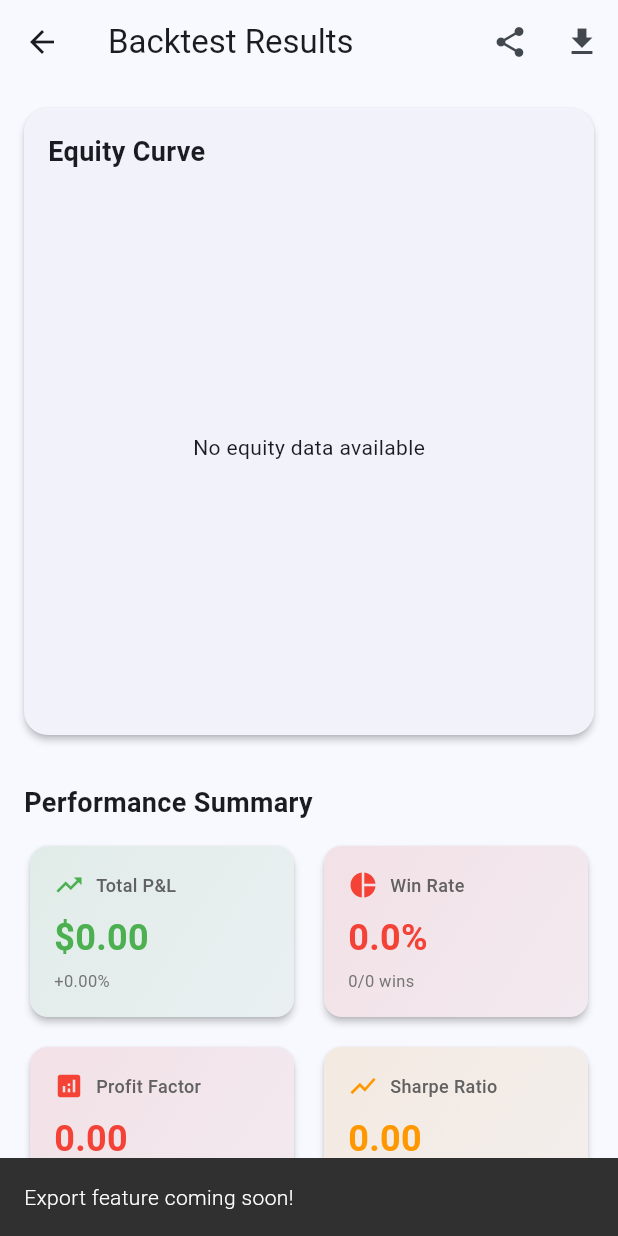
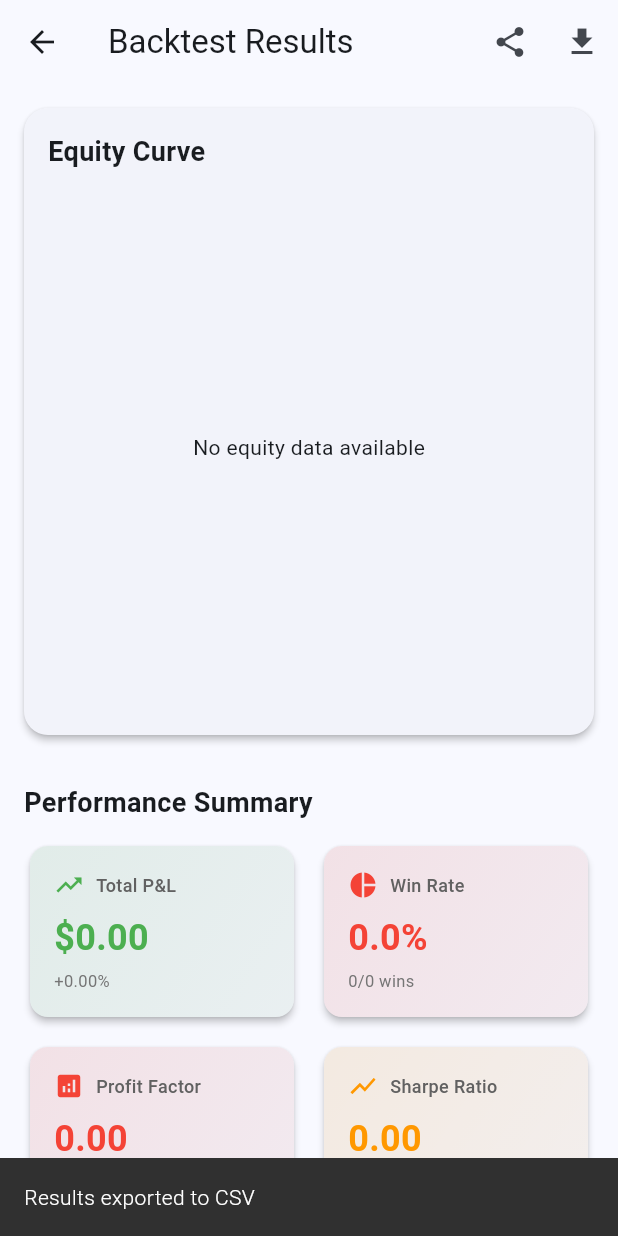
Before and after one commit to jjaenal/backtest-x, a Flutter app: the BacktestResultView screen opened directly with empty values, after a tap on the "download" icon, on a phone screen of 412 x 824 dp. Run offline on Flutter 3.47's test engine with Material 3 defaults, Android fonts, the phone set to English and light mode, and no system bars; our stand-ins replace csv, file_picker, fl_chart, font_awesome_flutter, freezed_annotation, logger and 5 more; missing offline and left inert: universal_html; accounts and stored records are empty.

Commit message:
implement quick backtest

```diff
--- a/lib/ui/views/backtest_result/backtest_result_viewmodel.dart
+++ b/lib/ui/views/backtest_result/backtest_result_viewmodel.dart
@@ -1,185 +1,16 @@
-// import 'package:backtestx/app/app.locator.dart';
-// import 'package:backtestx/helpers/backtest_helper.dart';
-// import 'package:backtestx/models/trade.dart';
-// import 'package:backtestx/models/strategy.dart';
-// import 'package:backtestx/services/storage_service.dart';
-// import 'package:flutter/material.dart';
-// import 'package:stacked/stacked.dart';
-// import 'package:stacked_services/stacked_services.dart';
-
-// enum TradeFilter { all, wins, losses }
-
-// class BacktestResultViewModel extends BaseViewModel {
-//   final _storageService = locator<StorageService>();
-//   final _snackbarService = locator<SnackbarService>();
-
-//   final String? resultId;
-
-//   BacktestResultViewModel(this.resultId);
-
-//   BacktestResult? result;
-//   Strategy? strategy;
-//   bool showDrawdown = false;
-//   TradeFilter tradeFilter = TradeFilter.all;
-
-//   String get strategyName => strategy?.name ?? 'Unknown Strategy';
-
-//   List<Trade> get filteredTrades {
-//     if (result == null) return [];
-
-//     switch (tradeFilter) {
-//       case TradeFilter.all:
-//         return result!.trades;
-//       case TradeFilter.wins:
-//         return result!.trades.where((t) => (t.pnl ?? 0) > 0).toList();
-//       case TradeFilter.losses:
-//         return result!.trades.where((t) => (t.pnl ?? 0) < 0).toList();
-//     }
-//   }
-
-//   Future<void> initialize() async {
-//     setBusy(true);
-
-//     if (resultId != null) {
-//       await _loadResult(resultId!);
-//     } else {
-//       // Load most recent result
-//       await _loadMostRecentResult();
-//     }
-
-//     setBusy(false);
-//   }
-
-//   Future<void> _loadResult(String id) async {
-//     try {
-//       debugPrint('\n📊 Loading result: $id');
-
-//       // Try to get from cache first (has full data)
-//       result = ResultCache.get(id);
-
-//       if (result != null) {
-//         debugPrint('✅ Loaded from cache (full data)');
-//         debugPrint('   Trades: ${result!.trades.length}');
-//         debugPrint('   Equity points: ${result!.equityCurve.length}');
-//       } else {
-//         debugPrint('⚠️  Not in cache, loading from database (summary only)');
-//         // Load from database (summary only, no trades/equity)
-//         result = await _storageService.getBacktestResult(id);
-
-//         if (result != null) {
-//           debugPrint('✅ Loaded from database');
-//           debugPrint('   Note: Trades and equity curve not available from DB');
-//           debugPrint('   To see full details, re-run the backtest');
-//         }
-//       }
-
-//       if (result != null) {
-//         strategy = await _storageService.getStrategy(result!.strategyId);
-//       }
-
-//       notifyListeners();
-//     } catch (e) {
-//       debugPrint('Error loading result: $e');
-//       _snackbarService.showSnackbar(
-//         message: 'Failed to load result',
-//         duration: const Duration(seconds: 3),
-//       );
-//     }
-//   }
-
-//   Future<void> _loadMostRecentResult() async {
-//     try {
-//       debugPrint('\n📊 Loading most recent result...');
-
-//       final strategies = await _storageService.getAllStrategies();
-
-//       if (strategies.isEmpty) {
-//         debugPrint('⚠️  No strategies found');
-//         return;
-//       }
-
-//       // Get most recent strategy's most recent result
-//       for (final strat in strategies) {
-//         final results =
-//             await _storageService.getBacktestResultsByStrategy(strat.id);
-//         if (results.isNotEmpty) {
-//           final latestResult = results.first;
-
-//           // Try cache first
-//           result = ResultCache.get(latestResult.id);
-
-//           if (result == null) {
-//             debugPrint('⚠️  Latest result not in cache, using summary only');
-//             result = latestResult;
-//           } else {
-//             debugPrint('✅ Found latest result in cache');
-//           }
-
-//           strategy = strat;
-//           notifyListeners();
-//           return;
-//         }
-//       }
-
-//       debugPrint('⚠️  No results found');
-//     } catch (e) {
-//       debugPrint('Error loading recent result: $e');
-//     }
-//   }
-
-//   void toggleDrawdown() {
-//     showDrawdown = !showDrawdown;
-//     notifyListeners();
-//   }
-
-//   void setTradeFilter(TradeFilter filter) {
-//     tradeFilter = filter;
-//     notifyListeners();
-//   }
-
-//   Future<void> shareResults() async {
-//     if (result == null) return;
-
-//     final summary = result!.summary;
-//     final text = '''
-// 📊 Backtest Results - $strategyName
-
-// 💰 Total PnL: \${summary.totalPnl.toStringAsFixed(2)} (${summary.totalPnlPercentage.toStringAsFixed(2)}%)
-// 📈 Win Rate: ${summary.winRate.toStringAsFixed(1)}% (${summary.winningTrades}/${summary.totalTrades})
-// 📉 Profit Factor: ${summary.profitFactor.toStringAsFixed(2)}
-// ⚠️  Max Drawdown: ${summary.maxDrawdownPercentage.toStringAsFixed(1)}%
-
-// Generated by Backtest Pro
-//     ''';
-//     _snackbarService.showSnackbar(
-//       message: 'Share functionality coming soon!',
-//       duration: const Duration(seconds: 2),
-//     );
-
-//     debugPrint(text);
-//   }
-
-//   Future<void> exportResults() async {
-//     if (result == null) return;
-
-//     try {
-//       _snackbarService.showSnackbar(
-//         message: 'Export functionality coming soon!',
-//         duration: const Duration(seconds: 2),
-//       );
-//     } catch (e) {
-//       _snackbarService.showSnackbar(
-//         message: 'Export failed: $e',
-//         duration: const Duration(seconds: 3),
-//       );
-//     }
-//   }
-// }
-
 import 'package:backtestx/models/trade.dart';
+import 'package:flutter/material.dart';
+import 'package:flutter/services.dart';
+import 'package:flutter/foundation.dart' show kIsWeb;
 import 'package:stacked/stacked.dart';
 import 'package:stacked_services/stacked_services.dart';
 import 'package:backtestx/app/app.locator.dart';
+import 'package:csv/csv.dart';
+import 'package:share_plus/share_plus.dart';
+import 'package:path_provider/path_provider.dart';
+import 'dart:io';
+import 'package:universal_html/html.dart' if (dart.library.html) 'dart:html'
+    as html;
 
 class BacktestResultViewModel extends BaseViewModel {
   final BacktestResult result;
@@ -187,23 +18,135 @@ class BacktestResultViewModel extends BaseViewModel {
 
   BacktestResultViewModel(this.result);
 
+  // Properti tambahan untuk data yang tidak ada di BacktestResult
+  String get strategyName => 'Strategy ${result.strategyId}';
+  String get symbol => 'Unknown';
+  String get timeframe => 'Unknown';
+  String get startDate => result.executedAt.toString().split(' ')[0];
+  String get endDate => result.executedAt.toString().split(' ')[0];
+
+  // Membuat teks ringkasan untuk dibagikan
+  String _generateSummaryText() {
+    final summary = result.summary;
+
+    return '''
+📊 Backtest Results - $strategyName
+
+💰 Total PnL: \$${summary.totalPnl.toStringAsFixed(2)} (${summary.totalPnlPercentage.toStringAsFixed(2)}%)
+📈 Win Rate: ${summary.winRate.toStringAsFixed(1)}% (${summary.winningTrades}/${summary.totalTrades})
+📉 Profit Factor: ${summary.profitFactor.toStringAsFixed(2)}
+⚠️ Max Drawdown: ${summary.maxDrawdownPercentage.toStringAsFixed(1)}%
+📆 Period: $startDate to $endDate
+🔄 Total Trades: ${summary.totalTrades}
+
+Generated by BacktestX
+    ''';
+  }
+
+  // Fungsi untuk membagikan hasil backtest
   Future<void> shareResults() async {
+    final text = _generateSummaryText();
+
+    try {
+      if (kIsWeb) {
+        // Untuk web, gunakan clipboard sebagai fallback utama
+        await Clipboard.setData(ClipboardData(text: text));
         _snackbarService.showSnackbar(
-      message: 'Share feature coming soon!',
+          message: 'Results copied to clipboard!',
+          duration: const Duration(seconds: 2),
+        );
+      } else {
+        // Untuk mobile/desktop, gunakan Share package
+        await Share.share(
+          text,
+          subject: 'BacktestX Results',
+        );
+        debugPrint('Shared successfully');
+      }
+    } catch (e) {
+      // Fallback: Copy ke clipboard
+      await Clipboard.setData(ClipboardData(text: text));
+      debugPrint('error: $e');
+      _snackbarService.showSnackbar(
+        message: 'Results copied to clipboard!',
         duration: const Duration(seconds: 2),
       );
     }
+  }
 
+  // Fungsi untuk mengekspor hasil backtest ke CSV
   Future<void> exportResults() async {
     setBusy(true);
 
     try {
-      await Future.delayed(const Duration(seconds: 1)); // Simulate export
+      // Membuat data untuk CSV
+      final List<List<dynamic>> rows = [];
+
+      // Header
+      rows.add([
+        'Strategy',
+        'Symbol',
+        'Timeframe',
+        'Direction',
+        'Entry Date',
+        'Exit Date',
+        'Entry Price',
+        'Exit Price',
+        'PnL',
+        'PnL %',
+        'Duration'
+      ]);
+
+      // Data trades
+      for (final trade in result.trades) {
+        // Hitung durasi dalam hari jika exitTime tersedia
+        String duration = '-';
+        if (trade.exitTime != null) {
+          final diff = trade.exitTime!.difference(trade.entryTime).inHours;
+          duration = '${diff ~/ 24}d ${diff % 24}h';
+        }
+
+        rows.add([
+          strategyName,
+          symbol,
+          timeframe,
+          trade.direction == TradeDirection.buy ? 'BUY' : 'SELL',
+          trade.entryTime.toString(),
+          trade.exitTime?.toString() ?? '-',
+          trade.entryPrice.toStringAsFixed(2),
+          trade.exitPrice?.toStringAsFixed(2) ?? '-',
+          trade.pnl?.toStringAsFixed(2) ?? '-',
+          trade.pnlPercentage?.toStringAsFixed(2) ?? '-',
+          duration
+        ]);
+      }
+
+      // Konversi ke CSV
+      String csv = const ListToCsvConverter().convert(rows);
+
+      // Simpan file CSV dan bagikan
+      final fileName = '${strategyName}_backtest_results.csv';
+
+      // Gunakan pendekatan yang berbeda berdasarkan platform
+      try {
+        // Untuk web, gunakan universal_html
+        if (kIsWeb) {
+          _saveFileForWeb(csv, fileName);
+        } else {
+          // Untuk mobile/desktop, gunakan path_provider dan share_plus
+          await _saveFileForMobile(csv, fileName);
+        }
 
         _snackbarService.showSnackbar(
-        message: 'Export feature coming soon!',
+          message: 'Results exported to CSV',
           duration: const Duration(seconds: 2),
         );
+      } catch (e) {
+        _snackbarService.showSnackbar(
+          message: 'Export failed: $e',
+          duration: const Duration(seconds: 3),
+        );
+      }
     } catch (e) {
       _snackbarService.showSnackbar(
         message: 'Export failed: $e',
@@ -212,6 +155,25 @@ class BacktestResultViewModel extends BaseViewModel {
     } finally {
       setBusy(false);
     }
+  }
+
+  void _saveFileForWeb(String csv, String fileName) {
+    // Implementasi untuk web menggunakan universal_html
+    final blob = html.Blob([csv], 'text/csv');
+    final url = html.Url.createObjectUrlFromBlob(blob);
+    final anchor = html.AnchorElement(href: url)
+      ..setAttribute('download', fileName)
+      ..click();
+    html.Url.revokeObjectUrl(url);
+  }
+
+  Future<void> _saveFileForMobile(String csv, String fileName) async {
+    // Implementasi untuk mobile/desktop
+    final directory = await getApplicationDocumentsDirectory();
+    final path = '${directory.path}/$fileName';
+    final file = File(path);
+    await file.writeAsString(csv);
+    await Share.shareXFiles([XFile(path)], text: 'BacktestX Results');
   }
 
   String getTradeDirectionLabel(TradeDirection direction) {
--- a/lib/ui/views/strategy_builder/strategy_builder_viewmodel.dart
+++ b/lib/ui/views/strategy_builder/strategy_builder_viewmodel.dart
@@ -310,7 +310,6 @@ class StrategyBuilderViewModel extends BaseViewModel {
     if (availableData.isNotEmpty && selectedDataId == null) {
       selectedDataId = availableData.first.id;
     }
-    // notifyListeners();
   }
 
   /// Set selected market data for preview
--- a/pubspec.yaml
+++ b/pubspec.yaml
@@ -16,6 +16,8 @@ dependencies:
   sqflite: ^2.3.0
   path_provider: ^2.1.1
   csv: ^6.0.0
+  share_plus: ^7.2.1
+  universal_html: ^2.2.4
 
   # Charts
   fl_chart: ^0.65.0
```
Also changed, not shown: lib/ui/views/workspace/workspace_view.dart (+135 -6 lines), lib/ui/views/workspace/workspace_viewmodel.dart (+93 -58 lines), pubspec.lock, 10 other files. Lines whose indentation alone changed are shown as unchanged.
